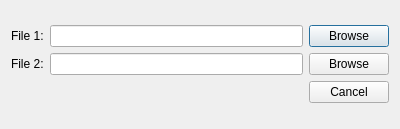
Above: GUI/Widgets/PointerScanFilter/Form/PointerScanFilterDialog.ui from korcankaraokcu/PINCE before the change. Below: the same form after it.
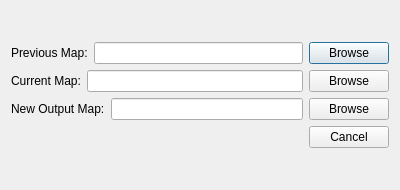
That is the form after the change.

Commit message: Use libmemscan for pointer scanning backend

The edit to the form file:
```diff
--- a/GUI/Widgets/PointerScanFilter/Form/PointerScanFilterDialog.ui
+++ b/GUI/Widgets/PointerScanFilter/Form/PointerScanFilterDialog.ui
@@ -7,19 +7,25 @@
     <x>0</x>
     <y>0</y>
     <width>400</width>
-    <height>129</height>
+    <height>190</height>
    </rect>
   </property>
+  <property name="sizePolicy">
+   <sizepolicy hsizetype="Preferred" vsizetype="Preferred">
+    <horstretch>0</horstretch>
+    <verstretch>0</verstretch>
+   </sizepolicy>
+  </property>
   <property name="minimumSize">
    <size>
     <width>400</width>
-    <height>129</height>
+    <height>190</height>
    </size>
   </property>
   <property name="maximumSize">
    <size>
     <width>400</width>
-    <height>129</height>
+    <height>190</height>
    </size>
   </property>
   <property name="windowTitle">
@@ -36,7 +42,7 @@
        <item>
         <widget class="QLabel" name="label">
          <property name="text">
-          <string>File 1:</string>
+          <string>Previous Map:</string>
          </property>
          <property name="scaledContents">
           <bool>false</bool>
@@ -64,7 +70,7 @@
        <item>
         <widget class="QLabel" name="label_2">
          <property name="text">
-          <string>File 2:</string>
+          <string>Current Map:</string>
          </property>
         </widget>
        </item>
@@ -76,7 +82,32 @@
         </widget>
        </item>
        <item>
-        <widget class="QPushButton" name="pushButton_File2Browse">
+        <widget class="QPushButton" name="pushButton_CurrentFile">
+         <property name="text">
+          <string>Browse</string>
+         </property>
+        </widget>
+       </item>
+      </layout>
+     </item>
+     <item>
+      <layout class="QHBoxLayout" name="horizontalLayout_NewFile">
+       <item>
+        <widget class="QLabel" name="label_NewFile">
+         <property name="text">
+          <string>New Output Map:</string>
+         </property>
+        </widget>
+       </item>
+       <item>
+        <widget class="QLineEdit" name="lineEdit_NewFile">
+         <property name="readOnly">
+          <bool>true</bool>
+         </property>
+        </widget>
+       </item>
+       <item>
+        <widget class="QPushButton" name="pushButton_NewFile">
          <property name="text">
           <string>Browse</string>
          </property>
```
Left out of the diff: 22 changed lines with no effect on the pictures. The commit also changes 28 other files.
